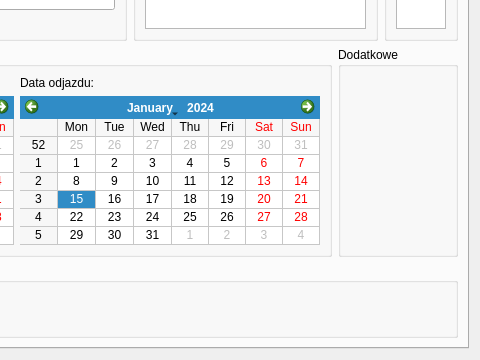
Above: src/ui/NewReservationDialog.ui from Skwara/HoteleADC before the change; both pictures show x 320 to 800 and y 227 to 587 of the 800 by 587 pixel window. Below: the same form after it.
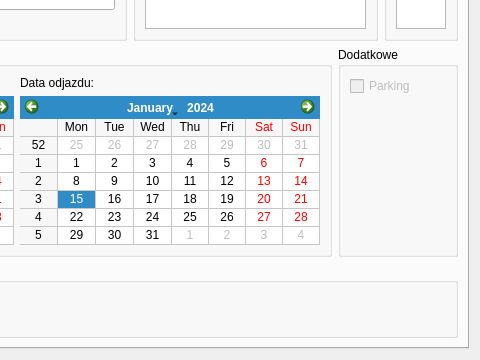
That is the form after the change.

Commit message: Add parking checkbox to NewReservationDialog

What changed in the file:
```diff
--- a/src/ui/NewReservationDialog.ui
+++ b/src/ui/NewReservationDialog.ui
@@ -422,6 +422,31 @@
            <property name="title">
             <string>Dodatkowe</string>
            </property>
+           <layout class="QVBoxLayout" name="verticalLayout_3">
+            <item>
+             <widget class="QCheckBox" name="parkingCheckBox">
+              <property name="enabled">
+               <bool>false</bool>
+              </property>
+              <property name="text">
+               <string>Parking</string>
+              </property>
+             </widget>
+            </item>
+            <item>
+             <spacer name="verticalSpacer_3">
+              <property name="orientation">
+               <enum>Qt::Vertical</enum>
+              </property>
+              <property name="sizeHint" stdset="0">
+               <size>
+                <width>20</width>
+                <height>0</height>
+               </size>
+              </property>
+             </spacer>
+            </item>
+           </layout>
           </widget>
          </item>
         </layout>
```
The commit also changes 6 other files.
